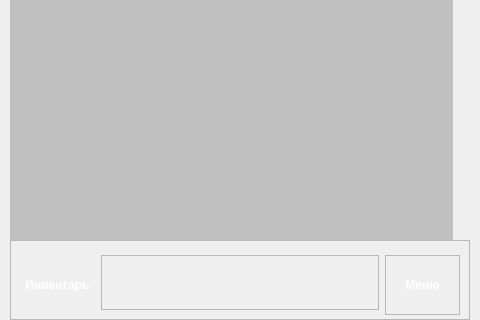
Above: QtTestClient/mainwindow.ui from kihaseet/Alien before the change; both pictures show x 0 to 480 and y 320 to 640 of the 480 by 640 pixel window. Below: the same form after it.
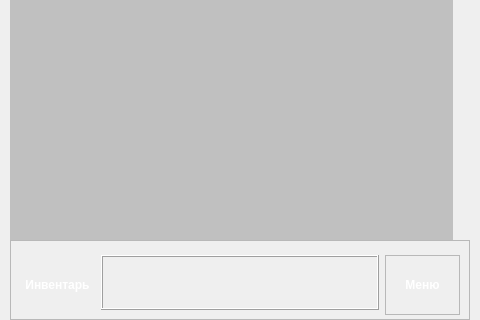
That is the form after the change. The open tabs and pages were chosen to show the change. Icons and pictures are not drawn. Custom widgets are drawn as their Qt base class.

The edit to the form file:
```diff
--- a/QtTestClient/mainwindow.ui
+++ b/QtTestClient/mainwindow.ui
@@ -755,12 +755,15 @@
            <item>
             <widget class="QFrame" name="fItemsAndActions">
              <property name="frameShape">
-              <enum>QFrame::StyledPanel</enum>
+              <enum>QFrame::Box</enum>
              </property>
              <property name="frameShadow">
               <enum>QFrame::Raised</enum>
              </property>
              <layout class="QHBoxLayout" name="horizontalLayout_4">
+              <property name="spacing">
+               <number>6</number>
+              </property>
               <property name="leftMargin">
                <number>0</number>
               </property>
@@ -790,6 +793,9 @@
                 <property name="focusPolicy">
                  <enum>Qt::ClickFocus</enum>
                 </property>
+                <property name="frameShape">
+                 <enum>QFrame::NoFrame</enum>
+                </property>
                 <property name="text">
                  <string/>
                 </property>
```
Left out of the diff: 26 changed lines with no effect on the pictures.
